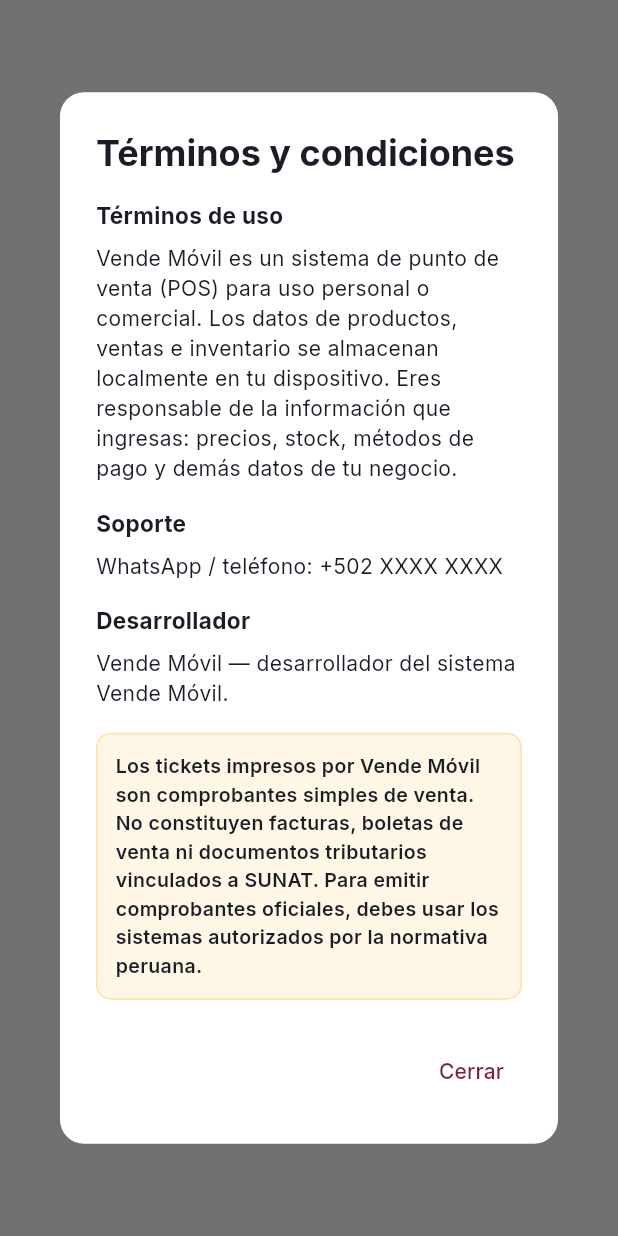
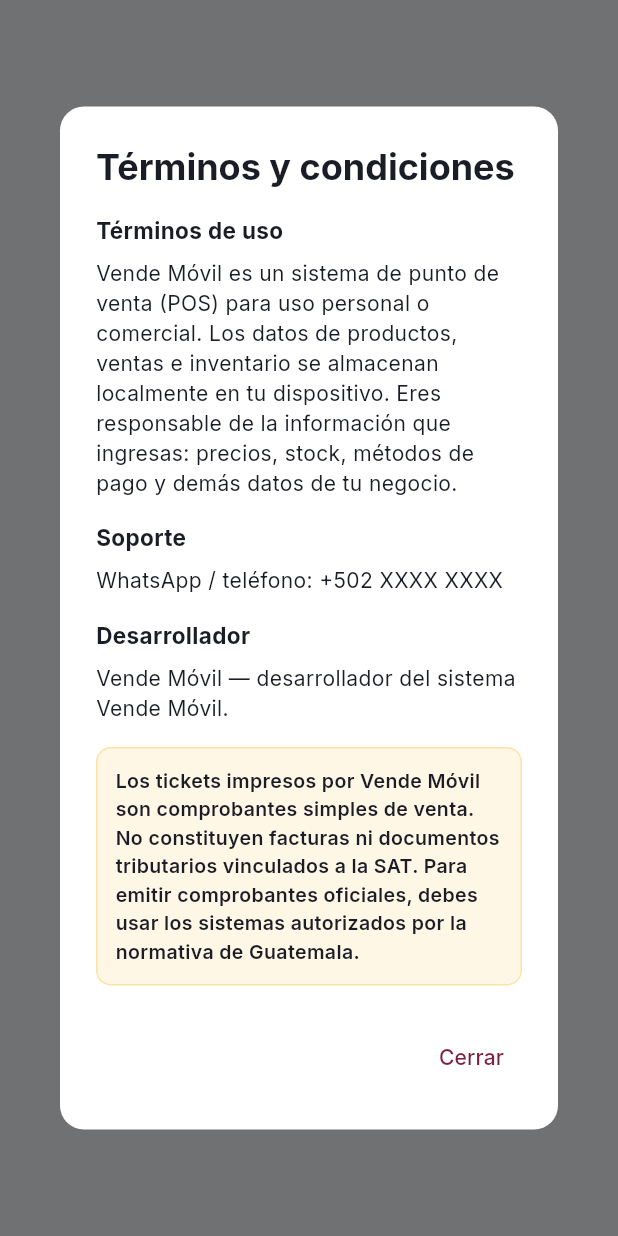
Before and after one commit to mishellgonzalez1017-art/vendemovilApp, a Flutter app: what showTerminosCondicionesDialog() shows on an empty page, opened directly, on a phone screen of 412 x 824 dp. Run offline on Flutter 3.47's test engine with Material 3 defaults, Android fonts, the phone set to English and light mode, and no system bars; our stand-ins replace audioplayers, google_fonts, image_picker, permission_handler, share_plus, shared_preferences and 1 more; missing offline and left inert: esc_pos_utils_plus, excel, mobile_scanner, print_bluetooth_thermal; accounts and stored records are empty.

Commit message:
Quitar textos de Peru que quedaban (SUNAT, Yape/Plin en permisos y README)
Co-Authored-By: Claude Sonnet 5.5 <noreply@anthropic.com>
Claude-Session: https://claude.ai/code/session_01Ue5jAFcHfbknzg4GP9Lny4

```diff
--- a/lib/widgets/terminos_condiciones_dialog.dart
+++ b/lib/widgets/terminos_condiciones_dialog.dart
@@ -63,10 +63,10 @@ Future<void> showTerminosCondicionesDialog(BuildContext context) {
                 ),
                 child: const Text(
                   'Los tickets impresos por ${AppConfig.nombre} son comprobantes '
-                  'simples de venta. No constituyen facturas, boletas de '
-                  'venta ni documentos tributarios vinculados a SUNAT. '
+                  'simples de venta. No constituyen facturas ni documentos '
+                  'tributarios vinculados a la SAT. '
                   'Para emitir comprobantes oficiales, debes usar los '
-                  'sistemas autorizados por la normativa peruana.',
+                  'sistemas autorizados por la normativa de Guatemala.',
                   style: TextStyle(
                     fontSize: 13,
                     height: 1.45,
```
Also changed, not shown: 2 other files.
